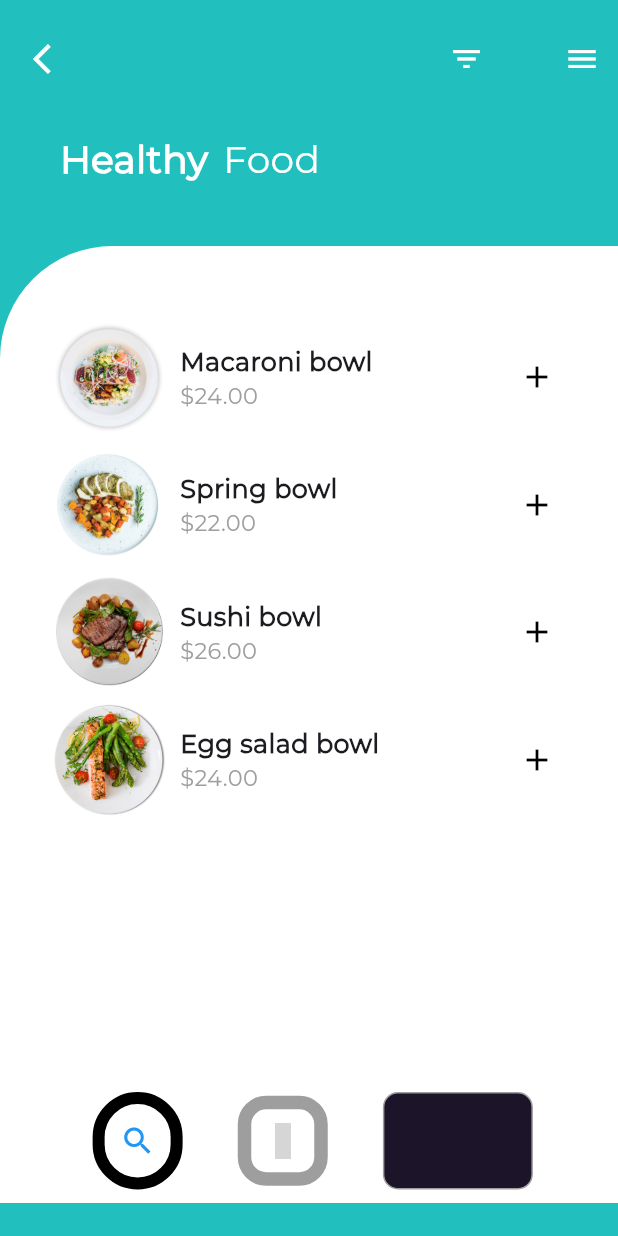
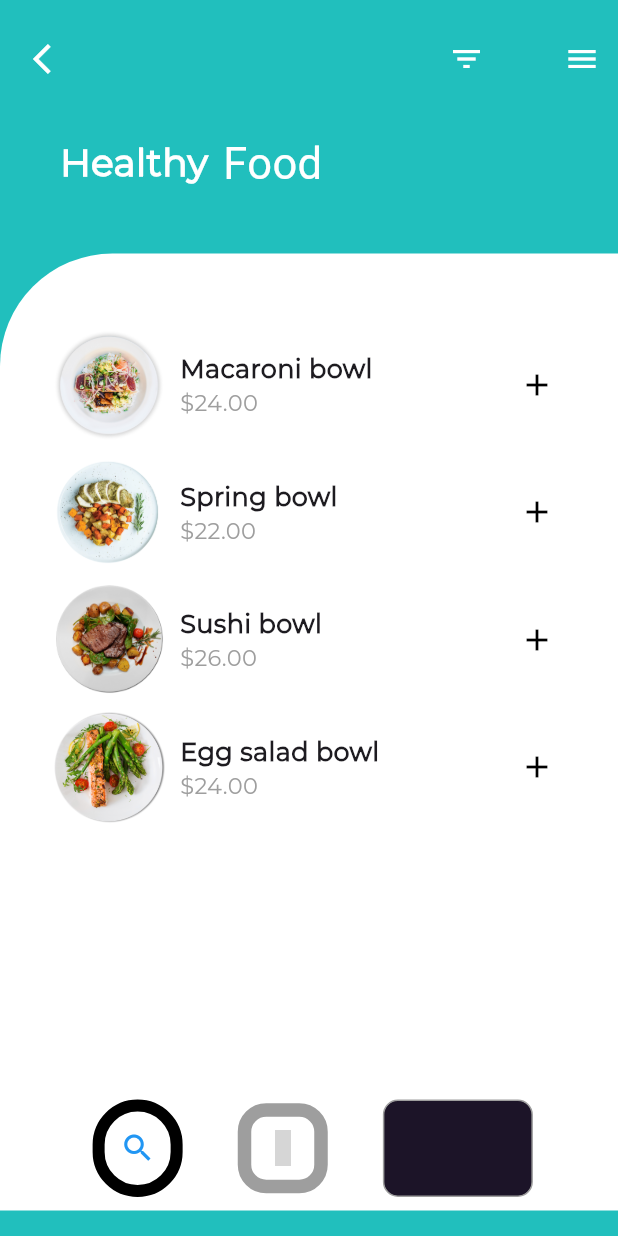
Before and after one commit to nawo6TGJD/App-CalFit-, a Flutter app: the screen it shows after launch, on a phone screen of 412 x 824 dp. Run offline on Flutter 3.47's test engine with Material 3 defaults, Android fonts, the phone set to English and light mode, and no system bars; statements that could not run were skipped; project files that could hold a hidden picture were left out; grey boxes are pictures that could not be loaded.

Commit message:
Update main.dart

```diff
--- a/lib/main.dart
+++ b/lib/main.dart
@@ -70,9 +70,9 @@ class _MyHomePageState extends State<MyHomePage> {
                 SizedBox(width: 10.0),
                 Text('Food',
                     style: TextStyle(
-                        fontFamily: 'Montserrat',
+
                         color: Colors.white,
-                        fontSize: 25.0))
+                        fontSize: 29.0))
               ],
             ),
           ),
```
